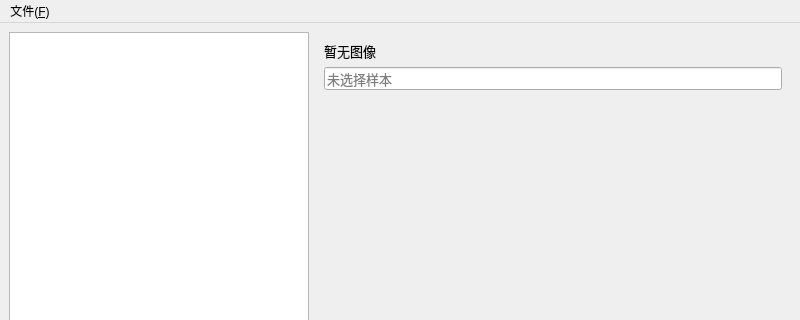
Before: the Qt Designer form libs/ui/rec_label_window.ui in stephenlyu/PPOCRLabel, drawn with Qt 5; both pictures show x 0 to 800 and y 0 to 320 of the 800 by 600 pixel window.
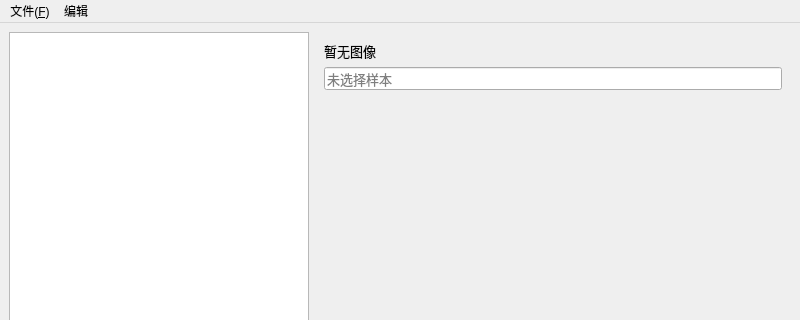
After: the same form once the commit is applied.

Commit message: Add delete sample support.

```diff
--- a/libs/ui/rec_label_window.ui
+++ b/libs/ui/rec_label_window.ui
@@ -202,7 +202,14 @@
     <addaction name="action_C"/>
     <addaction name="menuHistory"/>
    </widget>
+   <widget class="QMenu" name="menu">
+    <property name="title">
+     <string>编辑</string>
+    </property>
+    <addaction name="action_D"/>
+   </widget>
    <addaction name="menu_F"/>
+   <addaction name="menu"/>
   </widget>
   <widget class="QStatusBar" name="statusbar"/>
   <action name="action_O">
```
Left out of the diff: 8 changed lines with no effect on the pictures. The commit also changes 1 other file.
